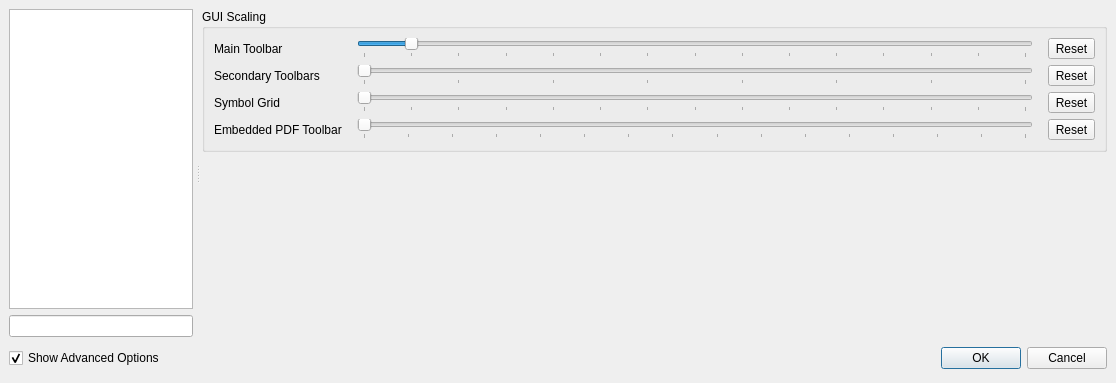
This is src/configdialog.ui in texstudio-org/texstudio as Qt 5 draws it before an edit. The edited form follows.
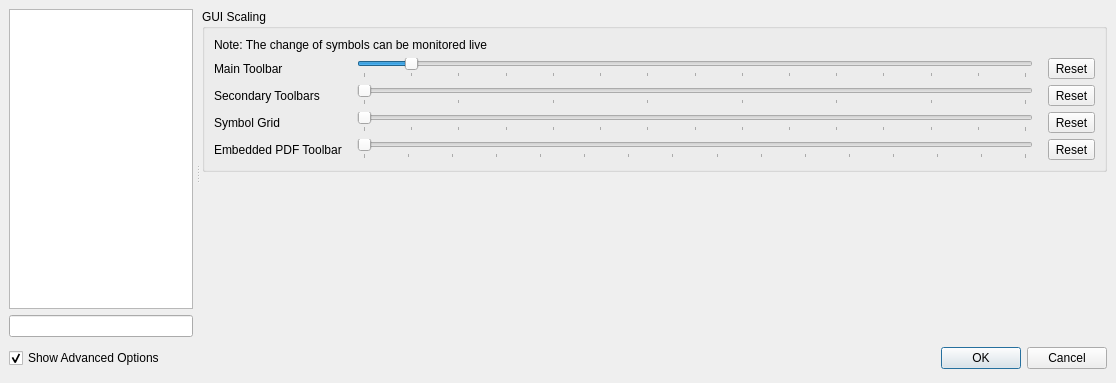
This is the edited form. The open tabs and pages were chosen to show the change. Icons and pictures are not drawn.

Commit message: added note on GUI Scaling

The edit to the form file:
```diff
--- a/src/configdialog.ui
+++ b/src/configdialog.ui
@@ -1388,7 +1388,14 @@
               <property name="horizontalSpacing">
                <number>15</number>
               </property>
-              <item row="4" column="1" colspan="2">
+              <item row="0" column="0" colspan="3">
+               <widget class="QLabel" name="label_SlidersNote">
+                <property name="text">
+                 <string>Note: The change of symbols can be monitored live</string>
+                </property>
+               </widget>
+              </item>
+              <item row="5" column="1" colspan="2">
                <widget class="QSlider" name="horizontalSliderSymbol">
                 <property name="toolTip">
                  <string>This changes the scaling of the symbol grid (for high resolution displays).</string>
@@ -1419,28 +1426,28 @@
                 </property>
                </widget>
               </item>
-              <item row="0" column="0">
+              <item row="1" column="0">
                <widget class="QLabel" name="label_11">
                 <property name="text">
                  <string>Main Toolbar</string>
                 </property>
                </widget>
               </item>
-              <item row="0" column="3">
-               <widget class="QToolButton" name="tbRevertIcon">
-                <property name="text">
-                 <string>Reset</string>
-                </property>
-               </widget>
-              </item>
               <item row="1" column="3">
+               <widget class="QToolButton" name="tbRevertIcon">
+                <property name="text">
+                 <string>Reset</string>
+                </property>
+               </widget>
+              </item>
+              <item row="2" column="3">
                <widget class="QToolButton" name="tbRevertCentralIcon">
                 <property name="text">
                  <string>Reset</string>
                 </property>
                </widget>
               </item>
-              <item row="1" column="1" colspan="2">
+              <item row="2" column="1" colspan="2">
                <widget class="QSlider" name="horizontalSliderCentraIcon">
                 <property name="toolTip">
                  <string>This changes the scaling of the vertical toolbars (for high resolution displays).</string>
@@ -1462,7 +1469,7 @@
                 </property>
                </widget>
               </item>
-              <item row="0" column="1" colspan="2">
+              <item row="1" column="1" colspan="2">
                <widget class="QSlider" name="horizontalSliderIcon">
                 <property name="toolTip">
                  <string>This changes the scaling of the horizontal toolbars (for high resolution displays).</string>
@@ -1490,28 +1497,28 @@
                 </property>
                </widget>
               </item>
-              <item row="4" column="3">
+              <item row="5" column="3">
                <widget class="QToolButton" name="tbRevertSymbol">
                 <property name="text">
                  <string>Reset</string>
                 </property>
                </widget>
               </item>
-              <item row="4" column="0">
+              <item row="5" column="0">
                <widget class="QLabel" name="label_72">
                 <property name="text">
                  <string>Symbol Grid</string>
                 </property>
                </widget>
               </item>
-              <item row="1" column="0">
+              <item row="2" column="0">
                <widget class="QLabel" name="label_71">
                 <property name="text">
                  <string>Secondary Toolbars</string>
                 </property>
                </widget>
               </item>
-              <item row="5" column="1" colspan="2">
+              <item row="6" column="1" colspan="2">
                <widget class="QSlider" name="horizontalSliderPDF">
                 <property name="toolTip">
                  <string>&lt;html&gt;&lt;head/&gt;&lt;body&gt;&lt;p&gt;This changes the scaling of the toolbar of the embeded pdf viewer (for high resolution displays).&lt;/p&gt;&lt;/body&gt;&lt;/html&gt;</string>
@@ -1536,14 +1543,14 @@
                 </property>
                </widget>
               </item>
-              <item row="5" column="0">
+              <item row="6" column="0">
                <widget class="QLabel" name="label_87">
                 <property name="text">
                  <string>Embedded PDF Toolbar</string>
                 </property>
                </widget>
               </item>
-              <item row="5" column="3">
+              <item row="6" column="3">
                <widget class="QToolButton" name="tbRevertPDF">
                 <property name="text">
                  <string>Reset</string>
```
